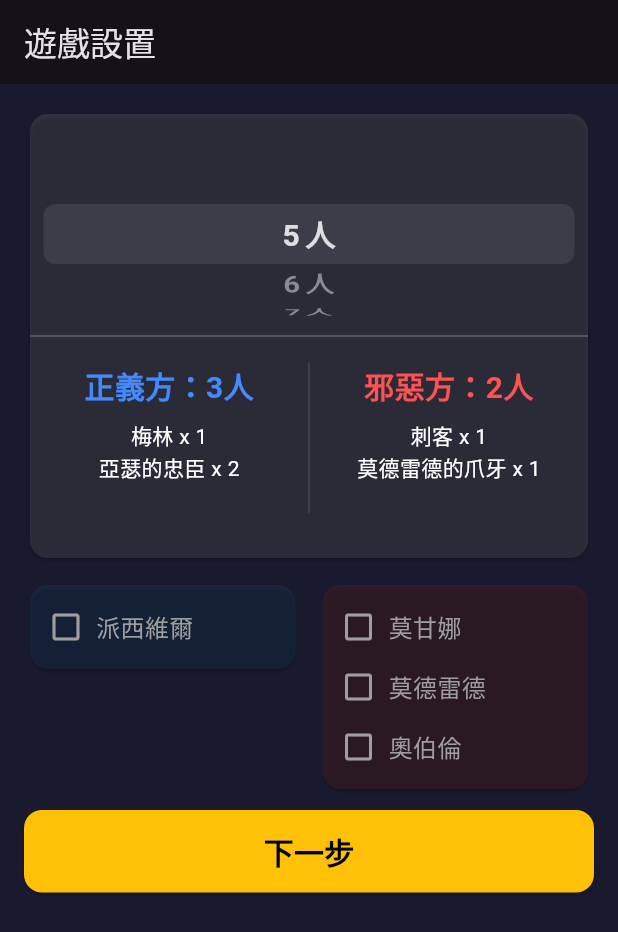
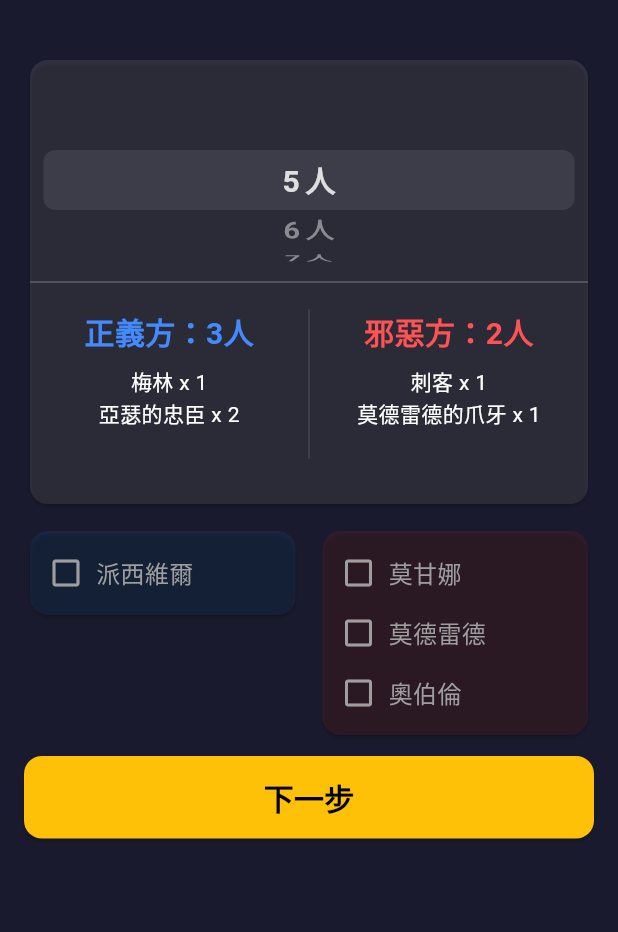
Before and after one commit to YuHsinL/avalon_game, a Flutter app: the screen it shows after launch, on a phone screen of 412 x 824 dp. Shown: the top 932 px of the screen. Run offline on Flutter 3.47's test engine with Material 3 defaults, Android fonts, the phone set to English and light mode, and no system bars; our stand-ins replace audioplayers.

Commit message:
Draft 14

```diff
--- a/lib/screens/game_main_screen.dart
+++ b/lib/screens/game_main_screen.dart
@@ -69,7 +69,7 @@ class _GameMainScreenState extends State<GameMainScreen> {
         automaticallyImplyLeading: false,
         backgroundColor: Colors.transparent,
         elevation: 0,
-        toolbarHeight: 10,
+        toolbarHeight: 20,
       ),
       body: Column(
         children: [
--- a/lib/screens/night_phase_screen.dart
+++ b/lib/screens/night_phase_screen.dart
@@ -163,6 +163,7 @@ class _NightPhaseScreenState extends State<NightPhaseScreen> {
         backgroundColor: Colors.transparent,
         automaticallyImplyLeading: false,
         elevation: 0,
+        toolbarHeight: 20,
       ),
       body: Column(
         children: [
--- a/lib/screens/role_assignment_screen.dart
+++ b/lib/screens/role_assignment_screen.dart
@@ -25,8 +25,11 @@ class _RoleAssignmentScreenState extends State<RoleAssignmentScreen> {
 
     return Scaffold(
       appBar: AppBar(
-        title: const Text("身份分配"),
+        //title: const Text("身份分配"),
         automaticallyImplyLeading: false,
+        backgroundColor: Colors.transparent,
+        elevation: 0,
+        toolbarHeight: 20,
       ),
       body: Padding(
         padding: const EdgeInsets.symmetric(horizontal: 20.0, vertical: 10.0),
--- a/lib/screens/setup_screen.dart
+++ b/lib/screens/setup_screen.dart
@@ -25,7 +25,13 @@ class SetupScreen extends StatelessWidget {
     bool showPercivalWarning = hasPercival && (!hasMorgana && !hasMordred);
 
     return Scaffold(
-      appBar: AppBar(title: const Text("遊戲設置")),
+      appBar: AppBar(
+        //title: const Text("遊戲設置"),
+        automaticallyImplyLeading: false,
+        backgroundColor: Colors.transparent,
+        elevation: 0,
+        toolbarHeight: 20,
+      ),
       body: ListView(
         padding: const EdgeInsets.all(16),
         children: [
```
